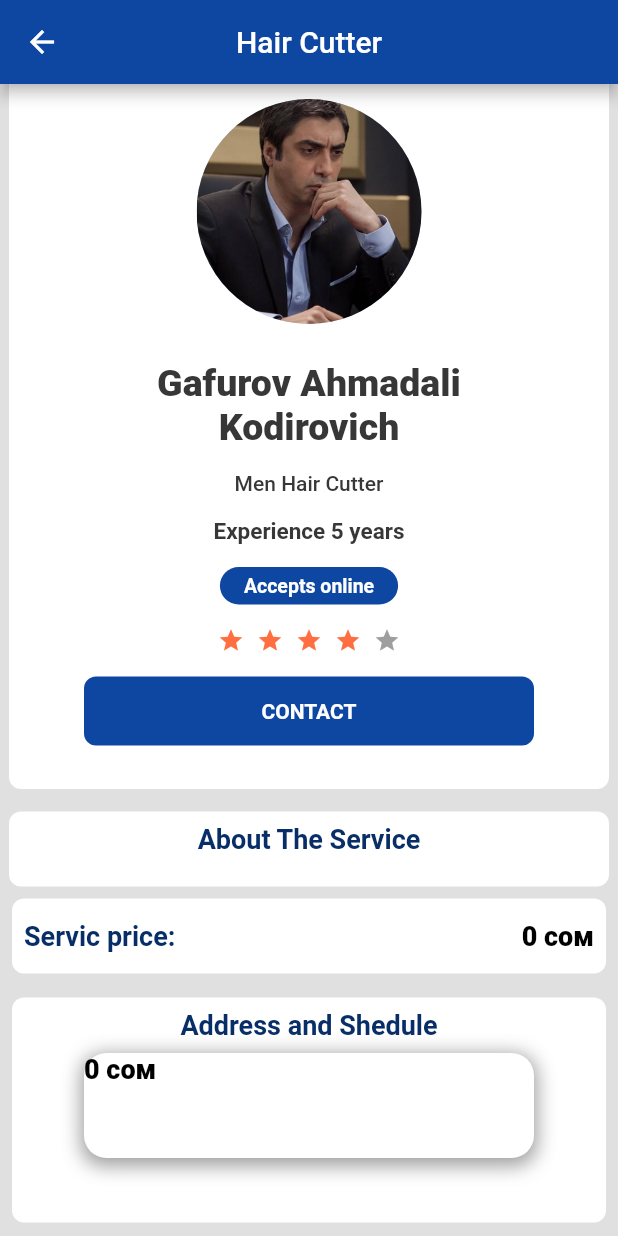
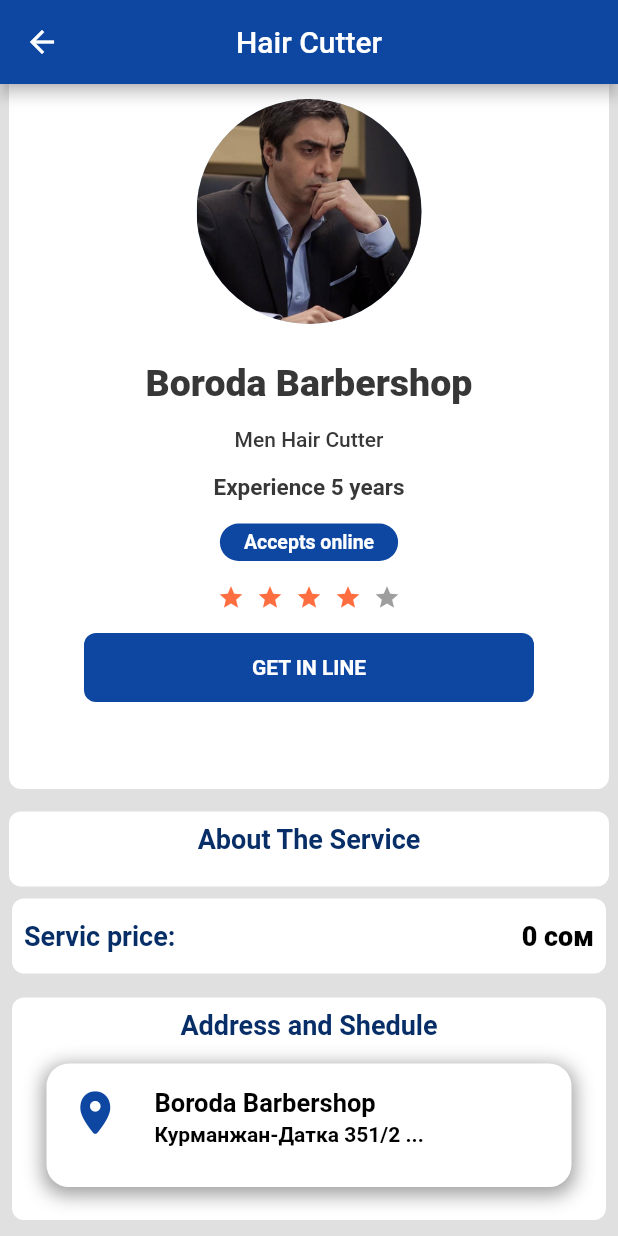
Before and after one commit to JanibekJali/Kezek, a Flutter app: the Profile screen opened directly, on a phone screen of 412 x 824 dp. Run offline on Flutter 3.47's test engine with Material 2 defaults, Android fonts, the light colour scheme and no system bars; drawn by our look-alikes of flutter_rating_bar; our stand-ins replace animated_theme_switcher, line_awesome_flutter.

Commit message:
catalog profile has done

```diff
--- a/lib/app/views/catalogs/profile.dart
+++ b/lib/app/views/catalogs/profile.dart
@@ -1,3 +1,4 @@
+import 'package:flutter/cupertino.dart';
 import 'package:flutter/material.dart';
 import 'package:flutter_rating_bar/flutter_rating_bar.dart';
 
@@ -6,6 +7,8 @@ class Profile extends StatelessWidget {
   TabController? controller;
   @override
   Widget build(BuildContext context) {
+    double height = MediaQuery.of(context).size.height;
+    double width = MediaQuery.of(context).size.width;
     return Scaffold(
       backgroundColor: Colors.grey[300],
       appBar: AppBar(
@@ -40,7 +43,7 @@ class Profile extends StatelessWidget {
                     child: SizedBox(
                       width: 250,
                       child: Text(
-                        'Gafurov Ahmadali Kodirovich',
+                        'Boroda Barbershop',
                         textAlign: TextAlign.center,
                         style: TextStyle(
                             fontSize: 25, fontWeight: FontWeight.w800),
@@ -94,7 +97,9 @@ class Profile extends StatelessWidget {
                     ),
                   ),
                   //
-                  Container(
+                  InkWell(
+                    onTap: () {},
+                    child: Container(
                         width: 300,
                         padding: const EdgeInsets.symmetric(
                           vertical: 15,
@@ -104,11 +109,12 @@ class Profile extends StatelessWidget {
                           color: Colors.blue[900],
                         ),
                         child: Text(
-                        'Contact'.toUpperCase(),
+                          'Get in line'.toUpperCase(),
                           textAlign: TextAlign.center,
                           style: TextStyle(
                               color: Colors.white, fontWeight: FontWeight.w700),
-                      ))
+                        )),
+                  )
                 ]),
               ),
 
@@ -175,8 +181,8 @@ class Profile extends StatelessWidget {
               Padding(
                 padding: const EdgeInsets.all(8.0),
                 child: Container(
-                  height: 150,
-                  width: 400,
+                  height: height * 0.18,
+                  width: width * 0.99,
                   decoration: BoxDecoration(
                       borderRadius: BorderRadius.circular(8),
                       color: Colors.white),
@@ -193,10 +199,10 @@ class Profile extends StatelessWidget {
                               color: const Color.fromARGB(255, 8, 46, 104)),
                         ),
                         Padding(
-                          padding: const EdgeInsets.all(8.0),
+                          padding: const EdgeInsets.all(15),
                           child: Container(
-                            height: 70,
-                            width: 300,
+                            height: height * 0.1,
+                            width: width * 0.87,
                             decoration: BoxDecoration(
                                 color: Colors.white,
                                 borderRadius: BorderRadius.circular(15),
@@ -208,15 +214,74 @@ class Profile extends StatelessWidget {
                                     offset: const Offset(0, 3),
                                   ),
                                 ]),
-                            child: const Text(
-                              '0 сом',
-                              style: TextStyle(
-                                  fontSize: 18,
-                                  fontWeight: FontWeight.w800,
+                            child: ListTile(
+                              // location icon
+                              leading: Icon(
+                                CupertinoIcons.location_solid,
+                                size: width * 0.08,
+                                color: Colors.blue[900],
+                              ),
+                              // location title
+                              title: const Text('Boroda Barbershop'),
+                              titleTextStyle: const TextStyle(
+                                  fontSize: 17,
+                                  fontWeight: FontWeight.bold,
+                                  color: Colors.black),
+                              // location subtitle
+                              subtitle: const Text('Курманжан-Датка 351/2 ...'),
+                              subtitleTextStyle: const TextStyle(
+                                  fontSize: 14,
+                                  fontWeight: FontWeight.bold,
                                   color: Colors.black),
                             ),
                           ),
                         ),
+                      ],
+                    ),
+                  ),
+                ),
+              ),
+              // contacts
+              Padding(
+                padding: const EdgeInsets.all(8.0),
+                child: Container(
+                  height: height * 0.080,
+                  width: width * 0.98,
+                  decoration: BoxDecoration(
+                      borderRadius: BorderRadius.circular(8),
+                      border: Border.all(
+                          width: 2,
+                          color: const Color.fromARGB(255, 8, 46, 104)),
+                      color: Colors.white),
+                  child: Padding(
+                    padding: const EdgeInsets.all(3.0),
+                    child: Row(
+                      mainAxisAlignment: MainAxisAlignment.spaceEvenly,
+                      children: [
+                        // contact icon
+                        CircleAvatar(
+                          backgroundColor:
+                              const Color.fromARGB(255, 8, 46, 104),
+                          child: Icon(
+                            CupertinoIcons.phone,
+                            size: height * 0.028,
+                            color: Colors.white,
+                          ),
+                        ),
+                        // contact number
+                        const Text(
+                          '+996 554 995 321',
+                          style: TextStyle(
+                              fontSize: 19,
+                              color: Colors.black,
+                              fontWeight: FontWeight.w700),
+                        ),
+                        // message icon
+                        Icon(
+                          Icons.message_outlined,
+                          color: Color.fromARGB(255, 8, 46, 104),
+                          size: height * 0.043,
+                        )
                       ],
                     ),
                   ),
```
Lines whose indentation alone changed are shown as unchanged.
